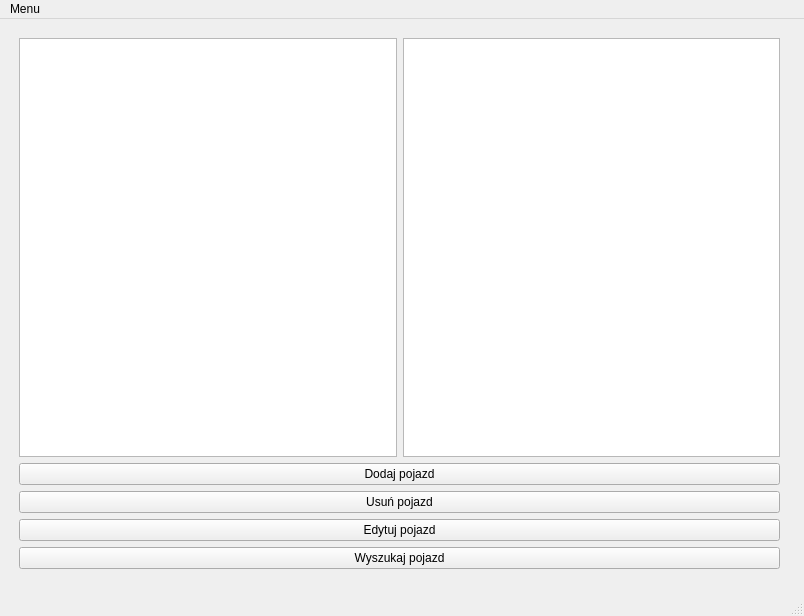
Qt form mainwindow.ui (GregoryKoz/pk4Proj) before a commit.
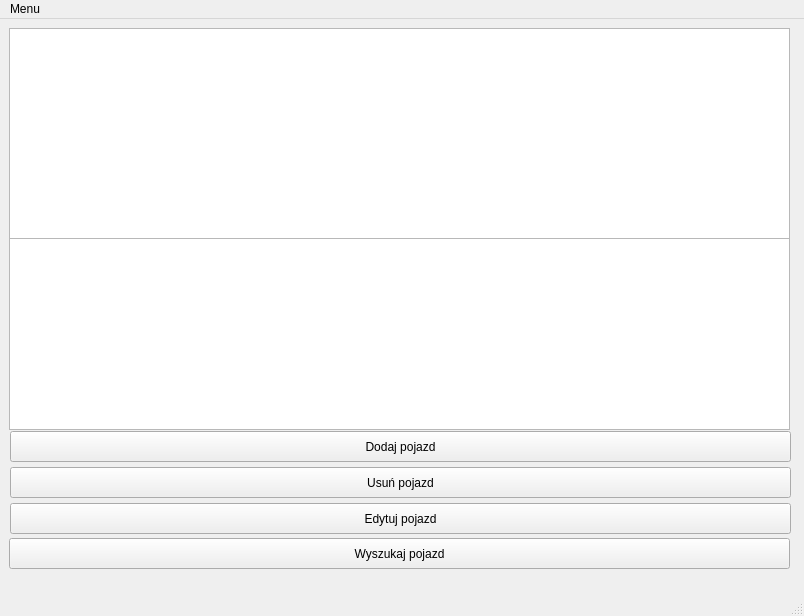
The same form after that commit. Icons and pictures are not drawn.

Commit message: 29.05.2025- dodawanie pojazdów róznego typu i usuwanie

What changed in the file:
```diff
--- a/mainwindow.ui
+++ b/mainwindow.ui
@@ -180,51 +180,77 @@
        </layout>
       </widget>
       <widget class="QWidget" name="pagePojazdy">
-       <widget class="QWidget" name="gridLayoutWidget">
+       <widget class="QPushButton" name="pushButton_4">
         <property name="geometry">
          <rect>
-          <x>10</x>
-          <y>10</y>
-          <width>761</width>
-          <height>531</height>
+          <x>0</x>
+          <y>510</y>
+          <width>781</width>
+          <height>31</height>
          </rect>
         </property>
-        <layout class="QGridLayout" name="gridLayout_2">
-         <item row="0" column="1">
-          <widget class="QTableWidget" name="tableWidget"/>
-         </item>
-         <item row="0" column="0">
-          <widget class="QListWidget" name="listWidgetPojazdy"/>
-         </item>
-         <item row="1" column="0" colspan="2">
+        <property name="text">
+         <string>Wyszukaj pojazd</string>
+        </property>
+       </widget>
+       <widget class="QListWidget" name="listWidgetPojazdy">
+        <property name="geometry">
+         <rect>
+          <x>0</x>
+          <y>0</y>
+          <width>781</width>
+          <height>211</height>
+         </rect>
+        </property>
+       </widget>
+       <widget class="QTableWidget" name="tableWidget">
+        <property name="geometry">
+         <rect>
+          <x>0</x>
+          <y>210</y>
+          <width>781</width>
+          <height>192</height>
+         </rect>
+        </property>
+       </widget>
           <widget class="QPushButton" name="btnDodajPojazd">
+        <property name="geometry">
+         <rect>
+          <x>1</x>
+          <y>403</y>
+          <width>781</width>
+          <height>31</height>
+         </rect>
+        </property>
            <property name="text">
             <string>Dodaj pojazd</string>
            </property>
           </widget>
-         </item>
-         <item row="2" column="0" colspan="2">
           <widget class="QPushButton" name="btnUsunPojazd">
+        <property name="geometry">
+         <rect>
+          <x>1</x>
+          <y>439</y>
+          <width>781</width>
+          <height>31</height>
+         </rect>
+        </property>
            <property name="text">
             <string>Usuń pojazd</string>
            </property>
           </widget>
-         </item>
-         <item row="3" column="0" colspan="2">
           <widget class="QPushButton" name="pushButton_3">
+        <property name="geometry">
+         <rect>
+          <x>1</x>
+          <y>475</y>
+          <width>781</width>
+          <height>31</height>
+         </rect>
+        </property>
            <property name="text">
             <string>Edytuj pojazd</string>
            </property>
-          </widget>
-         </item>
-         <item row="4" column="0" colspan="2">
-          <widget class="QPushButton" name="pushButton_4">
-           <property name="text">
-            <string>Wyszukaj pojazd</string>
-           </property>
-          </widget>
-         </item>
-        </layout>
        </widget>
       </widget>
       <widget class="QWidget" name="pageSprzedaz"/>
```
Lines whose indentation alone changed are shown as unchanged. The commit also changes 24 other files.
